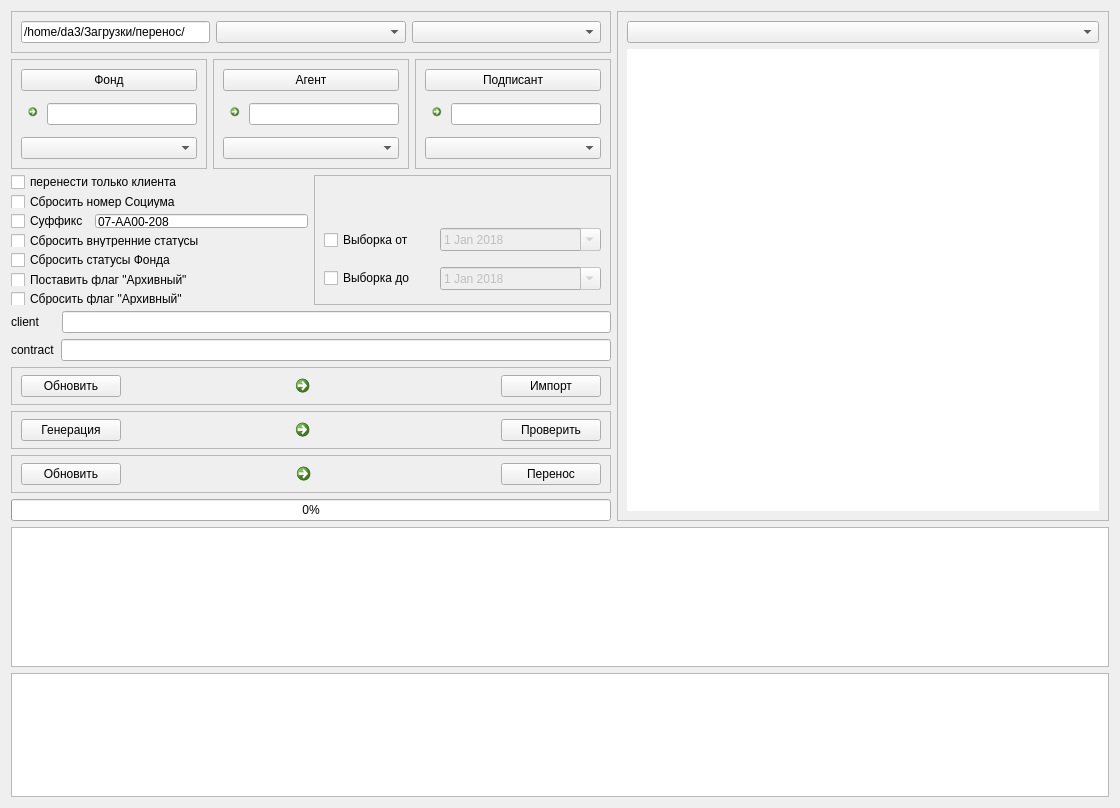
Before: the Qt Designer form move_win_.ui in dekarh/move, drawn with Qt 5.
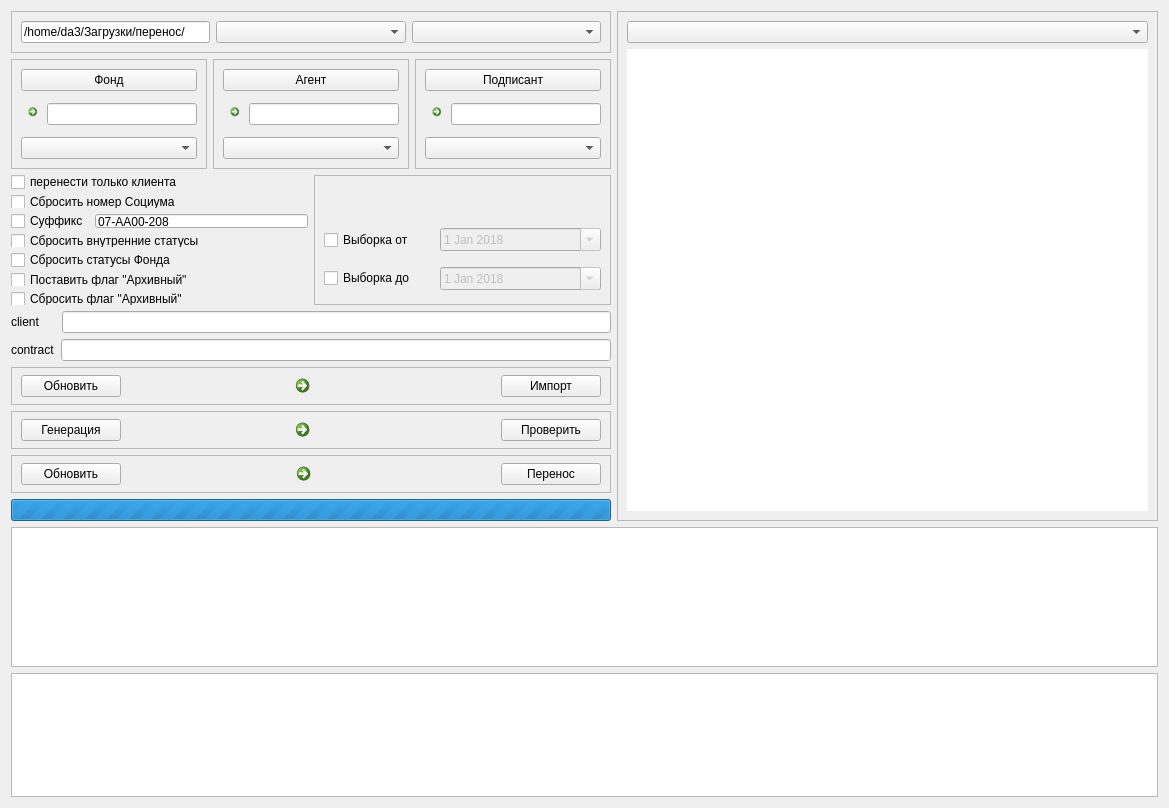
After: the same form once the commit is applied. Icons and pictures are not drawn.

Commit message: Добавил progressBar при проверке паспортов

Patch:
```diff
--- a/move_win_.ui
+++ b/move_win_.ui
@@ -6,7 +6,7 @@
    <rect>
     <x>0</x>
     <y>0</y>
-    <width>1120</width>
+    <width>1169</width>
     <height>808</height>
    </rect>
   </property>
@@ -37,6 +37,18 @@
       </property>
       <item>
        <widget class="QFrame" name="frame_7">
+        <property name="sizePolicy">
+         <sizepolicy hsizetype="Maximum" vsizetype="Preferred">
+          <horstretch>0</horstretch>
+          <verstretch>0</verstretch>
+         </sizepolicy>
+        </property>
+        <property name="minimumSize">
+         <size>
+          <width>0</width>
+          <height>0</height>
+         </size>
+        </property>
         <property name="maximumSize">
          <size>
           <width>600</width>
@@ -1234,9 +1246,15 @@
          </item>
          <item>
           <widget class="QProgressBar" name="progressBar">
+           <property name="maximum">
+            <number>0</number>
+           </property>
            <property name="value">
             <number>0</number>
            </property>
+           <property name="format">
+            <string>%v из %m</string>
+           </property>
           </widget>
          </item>
         </layout>
@@ -1245,7 +1263,7 @@
       <item>
        <widget class="QFrame" name="frCfgFile">
         <property name="sizePolicy">
-         <sizepolicy hsizetype="Expanding" vsizetype="Preferred">
+         <sizepolicy hsizetype="Minimum" vsizetype="Preferred">
           <horstretch>0</horstretch>
           <verstretch>0</verstretch>
          </sizepolicy>
```
The commit also changes 2 other files.
